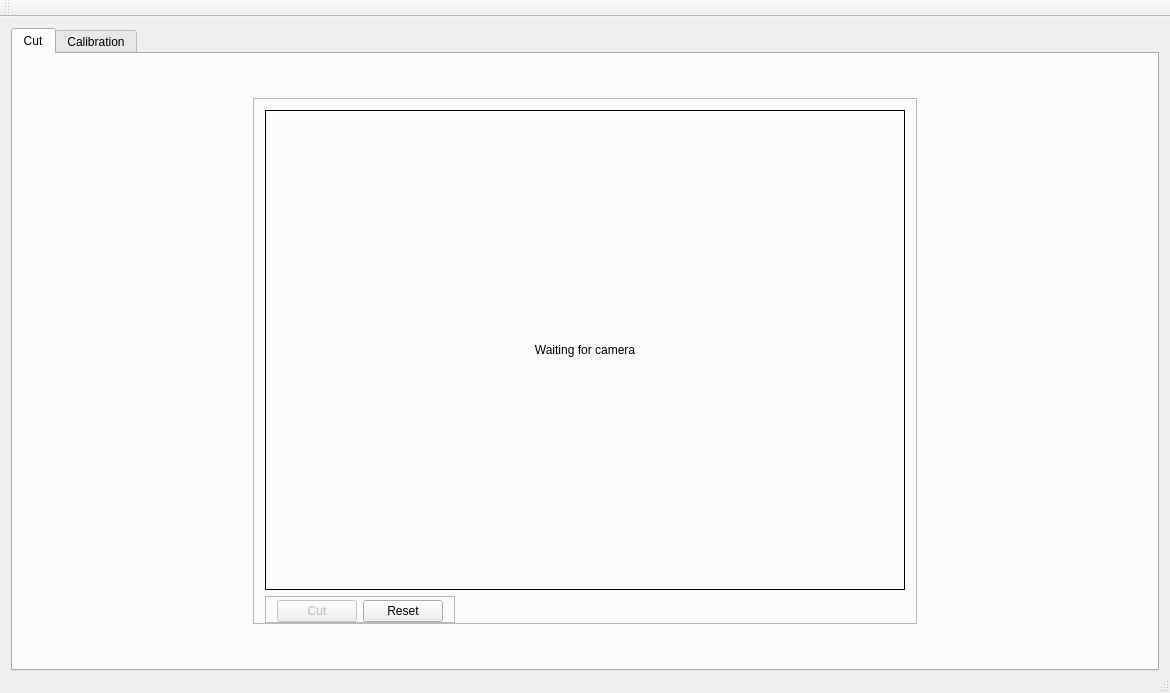
quique0194/UmayuxVsss, file mainwindow.ui: the form before one commit.
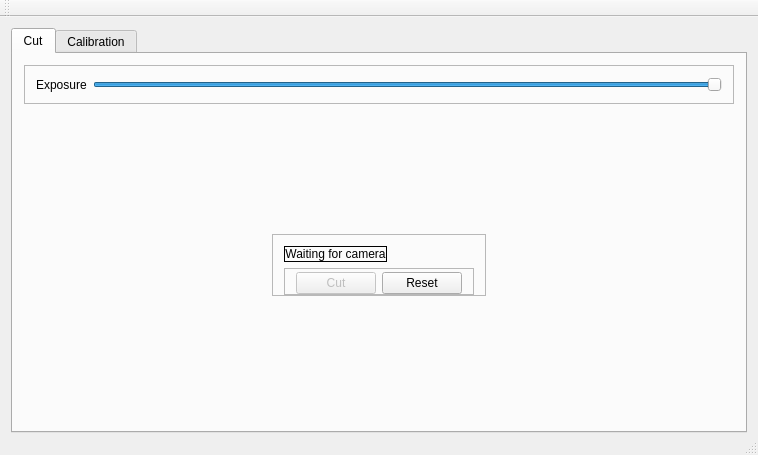
The form after the commit. The open tabs and pages were chosen to show the change. Custom widgets are drawn as their Qt base class.

Commit message: Set exposure

Diff of the .ui file:
```diff
--- a/mainwindow.ui
+++ b/mainwindow.ui
@@ -6,8 +6,8 @@
    <rect>
     <x>0</x>
     <y>0</y>
-    <width>1170</width>
-    <height>693</height>
+    <width>758</width>
+    <height>455</height>
    </rect>
   </property>
   <property name="baseSize">
@@ -33,7 +33,45 @@
        <attribute name="title">
         <string>Cut</string>
        </attribute>
-       <layout class="QHBoxLayout" name="horizontalLayout_2">
+       <layout class="QVBoxLayout" name="verticalLayout_11">
+        <item>
+         <widget class="QFrame" name="frame_7">
+          <property name="sizePolicy">
+           <sizepolicy hsizetype="Preferred" vsizetype="Fixed">
+            <horstretch>0</horstretch>
+            <verstretch>0</verstretch>
+           </sizepolicy>
+          </property>
+          <property name="frameShape">
+           <enum>QFrame::StyledPanel</enum>
+          </property>
+          <property name="frameShadow">
+           <enum>QFrame::Raised</enum>
+          </property>
+          <layout class="QHBoxLayout" name="horizontalLayout_3">
+           <item>
+            <widget class="QLabel" name="label">
+             <property name="text">
+              <string>Exposure</string>
+             </property>
+            </widget>
+           </item>
+           <item>
+            <widget class="QSlider" name="exposureSlider">
+             <property name="minimum">
+              <number>-7</number>
+             </property>
+             <property name="maximum">
+              <number>-1</number>
+             </property>
+             <property name="orientation">
+              <enum>Qt::Horizontal</enum>
+             </property>
+            </widget>
+           </item>
+          </layout>
+         </widget>
+        </item>
         <item alignment="Qt::AlignHCenter|Qt::AlignVCenter">
          <widget class="QFrame" name="frame">
           <property name="sizePolicy">
@@ -62,8 +100,8 @@
              </property>
              <property name="minimumSize">
               <size>
-               <width>640</width>
-               <height>480</height>
+               <width>0</width>
+               <height>0</height>
               </size>
              </property>
              <property name="sizeIncrement">
```
Left out of the diff: 4 changed lines with no effect on the pictures. The commit also changes 5 other files.
